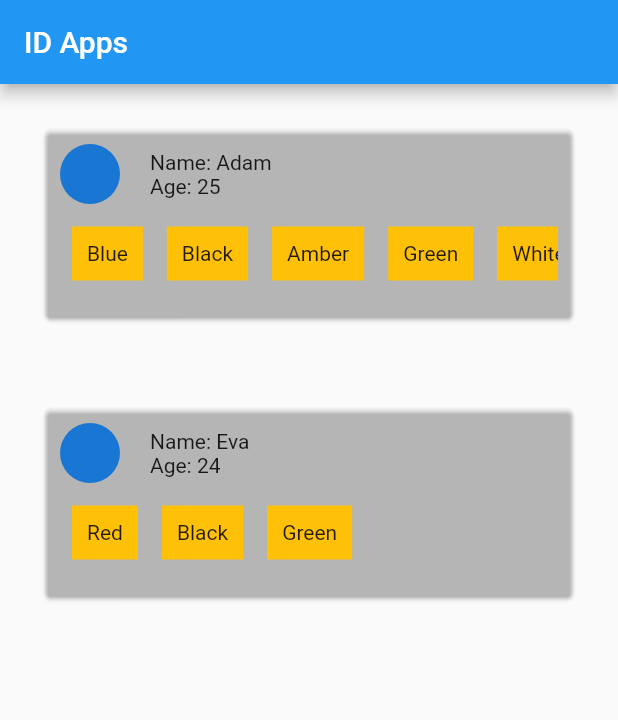
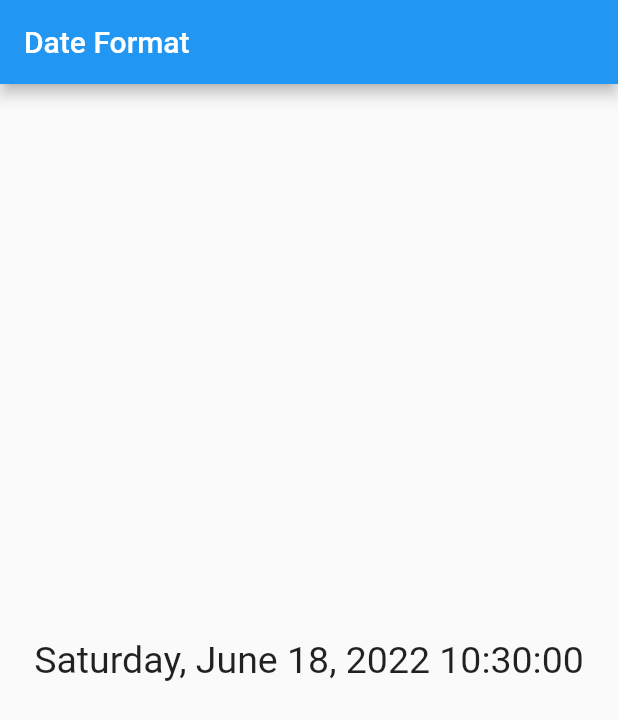
Before and after one commit to adamfahmil96/latihan-flutter, a Flutter app: the screen it shows after launch, on a phone screen of 412 x 824 dp. Shown: the top 720 px of the screen. Run offline on Flutter 3.47's test engine with Material 2 defaults, Android fonts, the phone set to English and light mode, and no system bars.

Commit message:
Learn Date Format using intl

```diff
--- a/flutter_application_1/lib/main.dart
+++ b/flutter_application_1/lib/main.dart
@@ -1,83 +1,22 @@
 import 'package:flutter/material.dart';
+import 'package:intl/intl.dart';
 
 void main() {
   runApp(MyApp());
 }
 
 class MyApp extends StatelessWidget {
-  final List<Map<String, dynamic>> myList = [
-    {
-      "Name": "Adam",
-      "Age": 25,
-      "favColor": [
-        "Blue",
-        "Black",
-        "Amber",
-        "Green",
-        "White",
-        "Pink",
-        "Green light"
-      ]
-    },
-    {
-      "Name": "Eva",
-      "Age": 24,
-      "favColor": ["Red", "Black", "Green"]
-    }
-  ];
   @override
   Widget build(BuildContext context) {
     return MaterialApp(
       home: Scaffold(
-          appBar: AppBar(title: Text('ID Apps')),
-          body: ListView(
-            children: myList.map((data) {
-              List myFavColor = data["favColor"];
-              return Card(
-                margin: EdgeInsets.all(30),
-                color: Colors.black.withOpacity(0),
-                child: Container(
-                  margin: EdgeInsets.all(10),
-                  child: Column(
-                    crossAxisAlignment: CrossAxisAlignment.start,
-                    children: [
-                      // avatar and ID data
-                      Row(
-                        children: [
-                          CircleAvatar(),
-                          SizedBox(width: 20),
-                          Column(
-                            crossAxisAlignment: CrossAxisAlignment.start,
-                            children: [
-                              Text('Name: ${data["Name"]}'),
-                              Text('Age: ${data["Age"]}')
-                            ],
-                          )
-                        ],
-                      ),
-                      // favourite color
-                      SingleChildScrollView(
-                        scrollDirection: Axis.horizontal,
-                        child: Row(
-                          children: myFavColor.map((color) {
-                            return Container(
-                              color: Colors.amber,
-                              margin: EdgeInsets.symmetric(
-                                vertical: 15,
-                                horizontal: 8,
-                              ),
-                              padding: EdgeInsets.all(10),
-                              child: Text(color),
-                            );
-                          }).toList(),
-                        ),
-                      )
-                    ],
-                  ),
-                ),
-              );
-            }).toList(),
-          )),
+        appBar: AppBar(title: Text('Date Format')),
+        body: Center(
+            child: Text(
+          DateFormat.yMMMMEEEEd().add_Hms().format(DateTime.now()),
+          style: TextStyle(fontSize: 25),
+        )),
+      ),
     );
   }
 }
--- a/flutter_application_1/pubspec.yaml
+++ b/flutter_application_1/pubspec.yaml
@@ -37,6 +37,9 @@ dependencies:
 
   # Generate data fake/dummy
   faker: ^2.0.0
+
+  # Provides date/number format
+  intl: ^0.17.0
 
 dev_dependencies:
   flutter_test:
```
Also changed, not shown: 1 other file.
